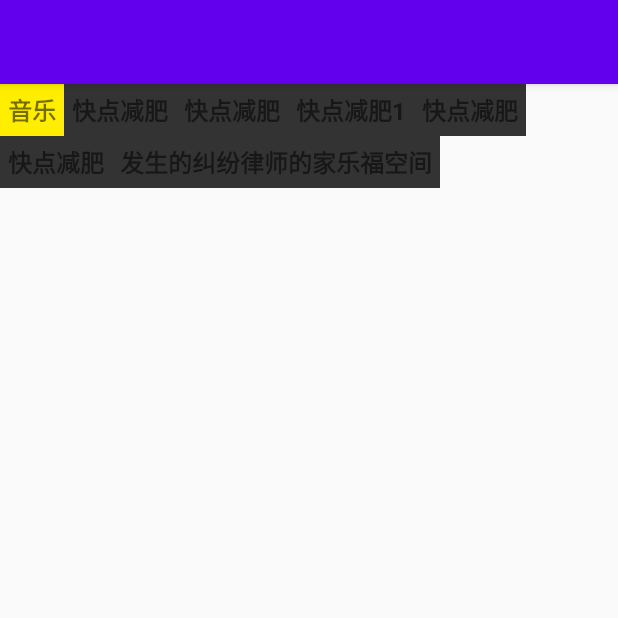
After one commit to carrollcai/android-practise, an Android app: the TagLayoutActivity screen opened directly, with no data from a screen before it, on a phone screen of 412 x 824 dp, the top half of it. The commit adds this screen. Run offline under Robolectric (Android 15) with nearby library versions, the phone set to English and light mode, and no system bars.

Commit message:
[Feature]TagLayout custom View

```diff
--- a/app/src/main/AndroidManifest.xml
+++ b/app/src/main/AndroidManifest.xml
@@ -24,7 +24,8 @@
         android:supportsRtl="true"
         android:theme="@style/AppTheme"
         android:usesCleartextTraffic="true">
-        <activity android:name=".mvp.ipinfo.MVPActivity"></activity>
+        <activity android:name=".taglayout.TagLayoutActivity"></activity>
+        <activity android:name=".mvp.ipinfo.MVPActivity" />
         <activity android:name=".servicebest.DownloadDemoActivity" />
         <activity android:name=".customview.CustomViewActivity" />
         <activity android:name=".webview.WebViewJSActivity" />
--- a/app/src/main/java/com/example/practise/MainActivity.java
+++ b/app/src/main/java/com/example/practise/MainActivity.java
@@ -11,6 +11,7 @@ import com.example.practise.customview.CustomViewActivity;
 import com.example.practise.mvp.ipinfo.MVPActivity;
 import com.example.practise.servicebest.DownloadDemoActivity;
 import com.example.practise.sqlitedemo.SqliteDemoActivity;
+import com.example.practise.taglayout.TagLayoutActivity;
 import com.example.practise.webview.WebViewJSActivity;
 import com.example.practise.webview.WebviewDemoActivity;
 import com.example.practise.webview.WebviewLoadLocalHtmlActivity;
@@ -28,7 +29,7 @@ import cn.finalteam.okhttpfinal.OkHttpFinalConfiguration;
 
 public class MainActivity extends AppCompatActivity {
 
-    private Button btnRv, btnCounter, btnLogin, btnSqlite, btnContentProvider, btnHttpUrl, btnWebview, btnWebviewHtml, btnWebviewJS, btnCustomView, btnDownloadService, btnMVP;
+    private Button btnRv, btnCounter, btnLogin, btnSqlite, btnContentProvider, btnHttpUrl, btnWebview, btnWebviewHtml, btnWebviewJS, btnCustomView, btnDownloadService, btnMVP, btnTagLayout;
 
     @Override
     protected void onCreate(Bundle savedInstanceState) {
@@ -64,6 +65,8 @@ public class MainActivity extends AppCompatActivity {
         btnDownloadService = findViewById(R.id.btn_download_service);
 
         btnMVP = findViewById(R.id.btn_mvp);
+
+        btnTagLayout = findViewById(R.id.btn_tag_layout);
 
 //        btnRv.setOnClickListener(new View.OnClickListener() {
 //            @Override
@@ -160,6 +163,14 @@ public class MainActivity extends AppCompatActivity {
                 startActivity(intent);
             }
         });
+
+        btnTagLayout.setOnClickListener(new View.OnClickListener() {
+            @Override
+            public void onClick(View v) {
+                Intent intent = new Intent(MainActivity.this, TagLayoutActivity.class);
+                startActivity(intent);
+            }
+        });
     }
 
     @Override
--- a/app/src/main/java/com/example/practise/mvp/ipinfo/IpInfoFragment.java
+++ b/app/src/main/java/com/example/practise/mvp/ipinfo/IpInfoFragment.java
@@ -31,11 +31,10 @@ public class IpInfoFragment extends Fragment implements IpInfoContract.View {
         return new IpInfoFragment();
     }
 
-
     @Override
     public void setIpInfo(IpInfo ipInfo) {
         if (ipInfo != null && ipInfo.getData() != null) {
-            IpData ipData = new IpData("河南","郑州","中国");
+            IpData ipData = new IpData("河南", "郑州", "中国");
             tv_country.setText(ipData.getCountry());
             tv_area.setText(ipData.getArea());
             tv_city.setText(ipData.getCity());
--- /dev/null
+++ b/app/src/main/java/com/example/practise/taglayout/TagLayout.java
@@ -0,0 +1,89 @@
+package com.example.practise.taglayout;
+
+import android.content.Context;
+import android.graphics.Rect;
+import android.util.AttributeSet;
+import android.view.View;
+import android.view.ViewGroup;
+
+import java.util.ArrayList;
+import java.util.List;
+
+public class TagLayout extends ViewGroup {
+    private List<Rect> mChildRectList = new ArrayList<>();
+
+    public TagLayout(Context context) {
+        super(context);
+    }
+
+    public TagLayout(Context context, AttributeSet attrs) {
+        super(context, attrs);
+    }
+
+    public TagLayout(Context context, AttributeSet attrs, int defStyleAttr) {
+        super(context, attrs, defStyleAttr);
+    }
+
+    @Override
+    protected void onMeasure(int widthMeasureSpec, int heightMeasureSpec) {
+        int lineHeightUsed = 0;
+        int lineWidthUsed = 0;
+        int widthUsed = 0;
+        int heightUsed = 0;
+        int widthSize = MeasureSpec.getSize(widthMeasureSpec);
+        int widthMode = MeasureSpec.getMode(widthMeasureSpec);
+        for (int i = 0; i < getChildCount(); i++) {
+            View child = getChildAt(i);
+            // 测量子 View 尺寸。TagLayout 的子 view 是可以换行的，所以设置 widthUsed 参数为 0
+            // 让子 View 的尺寸不会受到挤压。
+            measureChildWithMargins(child, widthMeasureSpec, 0, heightMeasureSpec, heightUsed);
+            if (widthMode != MeasureSpec.UNSPECIFIED && lineWidthUsed + child.getMeasuredWidth() > widthSize) {
+                // 需要换行了
+                lineWidthUsed = 0;
+                heightUsed += lineHeightUsed;
+                measureChildWithMargins(child, widthMeasureSpec, 0, heightMeasureSpec, heightUsed);
+            }
+            Rect childBound;
+            if (mChildRectList.size() >= i) {
+                // 不存在则创建
+                childBound = new Rect();
+                mChildRectList.add(childBound);
+            } else {
+                childBound = mChildRectList.get(i);
+            }
+            // 存储 child 位置信息
+            childBound.set(lineWidthUsed, heightUsed, lineWidthUsed + child.getMeasuredWidth(),
+                    heightUsed + child.getMeasuredHeight());
+            // 更新位置信息
+            lineWidthUsed += child.getMeasuredWidth();
+            // 获取一行中最大的尺寸
+            lineHeightUsed = Math.max(lineHeightUsed, child.getMeasuredHeight());
+            widthUsed = Math.max(lineWidthUsed, widthUsed);
+        }
+
+        // 使用的宽度和高度就是 TagLayout 的宽高啦
+        heightUsed += lineHeightUsed;
+        setMeasuredDimension(widthUsed, heightUsed);
+    }
+
+    @Override
+    protected void onLayout(boolean changed, int l, int t, int r, int b) {
+        if (mChildRectList.size() == 0) {
+            return;
+        }
+        for (int i = 0; i < getChildCount(); i++) {
+            if (mChildRectList.size() <= i) {
+                return;
+            }
+            View child = getChildAt(i);
+            // 通过保存好的位置，设置子 View
+            Rect rect = mChildRectList.get(i);
+            child.layout(rect.left, rect.top, rect.right, rect.bottom);
+        }
+    }
+
+    @Override
+    public LayoutParams generateLayoutParams(AttributeSet attrs) {
+        return new MarginLayoutParams(getContext(), attrs);
+    }
+}
--- /dev/null
+++ b/app/src/main/java/com/example/practise/taglayout/TagLayoutActivity.java
@@ -0,0 +1,16 @@
+package com.example.practise.taglayout;
+
+import androidx.appcompat.app.AppCompatActivity;
+
+import android.os.Bundle;
+
+import com.example.practise.R;
+
+public class TagLayoutActivity extends AppCompatActivity {
+
+    @Override
+    protected void onCreate(Bundle savedInstanceState) {
+        super.onCreate(savedInstanceState);
+        setContentView(R.layout.activity_tag_layout);
+    }
+}
--- a/app/src/main/res/layout/activity_main.xml
+++ b/app/src/main/res/layout/activity_main.xml
@@ -93,4 +93,11 @@
         android:text="打开MVP"
         />
 
+    <Button
+        android:id="@+id/btn_tag_layout"
+        android:layout_width="match_parent"
+        android:layout_height="wrap_content"
+        android:text="打开TagLayout"
+        />
+
 </LinearLayout>
--- /dev/null
+++ b/app/src/main/res/layout/activity_tag_layout.xml
@@ -0,0 +1,81 @@
+<?xml version="1.0" encoding="utf-8"?>
+<com.example.practise.taglayout.TagLayout
+    xmlns:android="http://schemas.android.com/apk/res/android"
+    xmlns:tools="http://schemas.android.com/tools"
+    android:layout_width="match_parent"
+    android:layout_height="match_parent"
+    >
+    <TextView
+        android:layout_width="wrap_content"
+        android:layout_height="wrap_content"
+        android:layout_margin="25dp"
+        android:padding="5dp"
+        android:background="#ffee00"
+        android:textSize="16sp"
+        android:textStyle="bold"
+        android:text="音乐" />
+
+    <TextView
+        android:layout_marginLeft="20dp"
+        android:layout_width="wrap_content"
+        android:layout_height="wrap_content"
+        android:layout_margin="25dp"
+        android:padding="5dp"
+        android:background="#333333"
+        android:textSize="16sp"
+        android:textStyle="bold"
+        android:text="快点减肥" />
+
+    <TextView
+        android:layout_width="wrap_content"
+        android:layout_height="wrap_content"
+        android:layout_margin="25dp"
+        android:padding="5dp"
+        android:background="#333333"
+        android:textSize="16sp"
+        android:textStyle="bold"
+        android:text="快点减肥" />
+
+    <TextView
+        android:layout_width="wrap_content"
+        android:layout_height="wrap_content"
+        android:layout_margin="25dp"
+        android:padding="5dp"
+        android:background="#333333"
+        android:textSize="16sp"
+        android:textStyle="bold"
+        android:text="快点减肥1" />
+
+    <TextView
+        android:layout_marginLeft="20dp"
+        android:layout_width="wrap_content"
+        android:layout_height="wrap_content"
+        android:layout_margin="25dp"
+        android:padding="5dp"
+        android:background="#333333"
+        android:textSize="16sp"
+        android:textStyle="bold"
+        android:text="快点减肥" />
+
+    <TextView
+        android:layout_marginLeft="20dp"
+        android:layout_width="wrap_content"
+        android:layout_height="wrap_content"
+        android:layout_margin="25dp"
+        android:padding="5dp"
+        android:background="#333333"
+        android:textSize="16sp"
+        android:textStyle="bold"
+        android:text="快点减肥" />
+
+    <TextView
+        android:layout_marginLeft="20dp"
+        android:layout_width="wrap_content"
+        android:layout_height="wrap_content"
+        android:layout_margin="25dp"
+        android:padding="5dp"
+        android:background="#333333"
+        android:textSize="16sp"
+        android:textStyle="bold"
+        android:text="发生的纠纷律师的家乐福空间" />
+</com.example.practise.taglayout.TagLayout>
```
